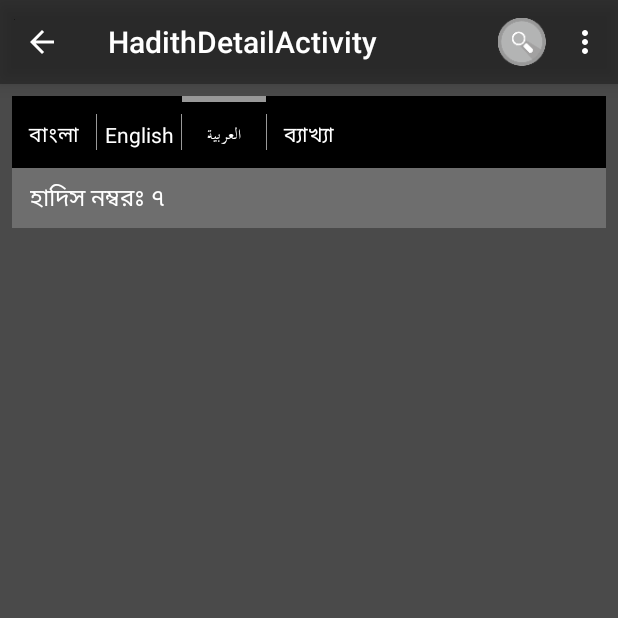
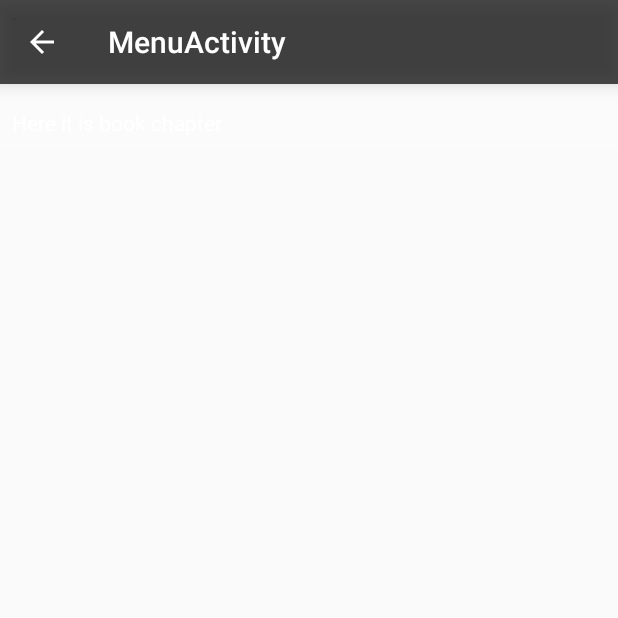
Before and after one commit to Apptitive/BanglaHadith, an Android app: the HadithDetailActivity screen opened directly, with no data from a screen before it, in the options menu, after a tap on "About Us", on a phone screen of 412 x 824 dp, the top half of it. Run offline under Robolectric (Android 15) with nearby library versions, the phone set to English and light mode, and no system bars.

Commit message:
add menu factory

```diff
--- a/app/src/main/AndroidManifest.xml
+++ b/app/src/main/AndroidManifest.xml
@@ -1,6 +1,6 @@
 <?xml version="1.0" encoding="utf-8"?>
 <manifest xmlns:android="http://schemas.android.com/apk/res/android"
-    package="com.hadithbd.banglahadith">
+    package="com.hadithbd.banglahadith" >
 
     <uses-permission android:name="android.permission.INTERNET" />
     <uses-permission android:name="android.permission.ACCESS_NETWORK_STATE" />
@@ -10,10 +10,10 @@
         android:allowBackup="true"
         android:icon="@android:drawable/dialog_frame"
         android:label="@string/app_name"
-        android:theme="@style/AppTheme">
+        android:theme="@style/AppTheme" >
         <activity
             android:name=".ui.MainActivity"
-            android:label="@string/app_name">
+            android:label="@string/app_name" >
             <intent-filter>
                 <action android:name="android.intent.action.MAIN" />
 
@@ -23,7 +23,7 @@
         <activity
             android:name=".ui.HadithDetailListActivity"
             android:label="@string/title_activity_hadith_detail_list"
-            android:parentActivityName=".ui.HadithListActivity">
+            android:parentActivityName=".ui.HadithListActivity" >
             <meta-data
                 android:name="android.support.PARENT_ACTIVITY"
                 android:value=".ui.HadithListActivity" />
@@ -31,29 +31,31 @@
         <activity
             android:name=".ui.HadithListActivity"
             android:label="@string/title_activity_hadith_list"
-            android:parentActivityName=".ui.MainActivity">
+            android:parentActivityName=".ui.MainActivity" >
             <meta-data
                 android:name="android.support.PARENT_ACTIVITY"
                 android:value=".ui.MainActivity" />
         </activity>
-
         <activity
             android:name=".ui.HadithDetailActivity"
             android:label="@string/title_activity_hadith_detail"
-            android:parentActivityName=".ui.HadithDetailListActivity">
+            android:parentActivityName=".ui.HadithDetailListActivity" >
             <meta-data
                 android:name="android.support.PARENT_ACTIVITY"
                 android:value=".ui.HadithDetailListActivity" />
         </activity>
-
         <activity
             android:name=".ui.BookChapterListActivity"
             android:label="@string/title_activity_book_chapter_list"
-            android:parentActivityName=".ui.MainActivity">
+            android:parentActivityName=".ui.MainActivity" >
             <meta-data
                 android:name="android.support.PARENT_ACTIVITY"
                 android:value=".ui.MainActivity" />
         </activity>
+        <activity
+            android:name=".ui.MenuActivity"
+            android:label="@string/title_activity_menu" >
+        </activity>
     </application>
 
 </manifest>
--- a/app/src/main/java/com/hadithbd/banglahadith/ui/BaseActivity.java
+++ b/app/src/main/java/com/hadithbd/banglahadith/ui/BaseActivity.java
@@ -1,18 +1,21 @@
 package com.hadithbd.banglahadith.ui;
 
+import android.content.Intent;
 import android.support.v7.app.ActionBarActivity;
-import android.util.Log;
 import android.view.Menu;
 import android.view.MenuItem;
 import android.widget.Toast;
 
 import com.hadithbd.banglahadith.R;
+import com.hadithbd.banglahadith.util.Constants;
 import com.hadithbd.banglahadith.util.Utils;
 
 /**
  * Created by Sharif on 2/28/2015.
  */
 public class BaseActivity extends ActionBarActivity {
+
+
 
     @Override
     public boolean onCreateOptionsMenu(Menu menu) {
@@ -22,18 +25,10 @@ public class BaseActivity extends ActionBarActivity {
 
     @Override
     public boolean onOptionsItemSelected(MenuItem item) {
-
-        switch (item.getItemId()) {
-            case R.id.action_search:
-                Log.e("TAG", "menu item is selected");
-                return true;
-            case R.id.action_latest_update:
-                openLatestUpdateActivity();
-                return true;
-            default:
-                return super.onOptionsItemSelected(item);
-        }
-
+        Intent intent = new Intent(this, MenuActivity.class);
+        intent.putExtra(Constants.MENU_ITEM_ID, item.getItemId());
+        startActivity(intent);
+        return super.onOptionsItemSelected(item);
     }
 
     private void openLatestUpdateActivity() {
--- /dev/null
+++ b/app/src/main/java/com/hadithbd/banglahadith/ui/MenuActivity.java
@@ -0,0 +1,50 @@
+package com.hadithbd.banglahadith.ui;
+
+import android.os.Bundle;
+import android.support.v4.app.FragmentTransaction;
+import android.support.v7.app.ActionBarActivity;
+import android.support.v7.widget.Toolbar;
+
+import com.hadithbd.banglahadith.R;
+import com.hadithbd.banglahadith.ui.fragments.MenuFactory;
+import com.hadithbd.banglahadith.util.Constants;
+
+public class MenuActivity extends ActionBarActivity {
+
+    private int mMenuId;
+
+    private Toolbar mToolbar;
+
+    @Override
+    protected void onCreate(Bundle savedInstanceState) {
+        super.onCreate(savedInstanceState);
+        setContentView(R.layout.activity_menu);
+
+        mToolbar = (Toolbar) findViewById(R.id.toolbar);
+
+        initMessageFromBundle();
+
+        initToolbar();
+
+        addMenuFragmentToThisLayout();
+
+    }
+
+    private void initToolbar() {
+        setSupportActionBar(mToolbar);
+        getSupportActionBar().setDisplayHomeAsUpEnabled(true);
+    }
+
+    private void addMenuFragmentToThisLayout() {
+        FragmentTransaction fragmentTransaction = getSupportFragmentManager().beginTransaction();
+        fragmentTransaction.replace(R.id.menu_content, MenuFactory.createMenuScreen(mMenuId));
+        fragmentTransaction.commit();
+    }
+
+    private void initMessageFromBundle() {
+        Bundle data = getIntent().getExtras();
+        if (data!=null){
+            mMenuId = data.getInt(Constants.MENU_ITEM_ID);
+        }
+    }
+}
--- /dev/null
+++ b/app/src/main/java/com/hadithbd/banglahadith/ui/fragments/AboutUsFragment.java
@@ -0,0 +1,25 @@
+package com.hadithbd.banglahadith.ui.fragments;
+
+import android.os.Bundle;
+import android.support.annotation.Nullable;
+import android.support.v4.app.Fragment;
+import android.view.LayoutInflater;
+import android.view.View;
+import android.view.ViewGroup;
+
+import com.hadithbd.banglahadith.R;
+
+/**
+ * Created by Sharif on 2/28/2015.
+ */
+public class AboutUsFragment extends Fragment {
+    @Override
+    public View onCreateView(LayoutInflater inflater, @Nullable ViewGroup container, @Nullable Bundle savedInstanceState) {
+        return inflater.inflate(R.layout.book_chapter_list_item, container, false);
+    }
+
+    @Override
+    public void onViewCreated(View view, @Nullable Bundle savedInstanceState) {
+        super.onViewCreated(view, savedInstanceState);
+    }
+}
--- /dev/null
+++ b/app/src/main/java/com/hadithbd/banglahadith/ui/fragments/MenuFactory.java
@@ -0,0 +1,31 @@
+package com.hadithbd.banglahadith.ui.fragments;
+
+import android.support.v4.app.Fragment;
+
+import com.hadithbd.banglahadith.R;
+
+/**
+ * Created by Sharif on 2/28/2015.
+ */
+public class MenuFactory {
+
+    public static Fragment createMenuScreen(int menuId) {
+
+        Fragment fragment = null;
+
+        if (menuId == R.id.action_settings) {
+
+        } else if (menuId == R.id.action_about_us) {
+            fragment = new AboutUsFragment();
+        } else if (menuId == R.id.action_favorite) {
+
+        } else if (menuId == R.id.action_data_sync) {
+
+        } else if (menuId == R.id.action_donation) {
+
+        } else if (menuId == R.id.action_latest_update) {
+
+        }
+        return fragment;
+    }
+}
--- a/app/src/main/java/com/hadithbd/banglahadith/util/Constants.java
+++ b/app/src/main/java/com/hadithbd/banglahadith/util/Constants.java
@@ -10,4 +10,6 @@ public class Constants {
     public static final String FONT_NAME_BANGLA = "solaimanlipinormal.ttf";
 
     public static final String FONT_NAME_ARABIC = "a_nefel_adeti.ttf";
+
+    public static final String MENU_ITEM_ID = "menu_item_id";
 }
--- /dev/null
+++ b/app/src/main/res/layout/activity_menu.xml
@@ -0,0 +1,17 @@
+<LinearLayout xmlns:android="http://schemas.android.com/apk/res/android"
+    xmlns:tools="http://schemas.android.com/tools"
+    android:layout_width="match_parent"
+    android:layout_height="match_parent"
+    android:orientation="vertical"
+    tools:context="com.hadithbd.banglahadith.ui.MenuActivity">
+
+    <include
+        android:id="@+id/toolbar"
+        layout="@layout/toolbar" />
+
+    <FrameLayout
+        android:id="@+id/menu_content"
+        android:layout_width="match_parent"
+        android:layout_height="match_parent" />
+
+</LinearLayout>
--- a/app/src/main/res/values/strings.xml
+++ b/app/src/main/res/values/strings.xml
@@ -21,4 +21,5 @@
     <string name="action_donation">Donation</string>
     <string name="action_latest_update">Latest Update</string>
     <string name="text_internet_connection_failed">Internet connection is not available right now, please try again later.</string>
+    <string name="title_activity_menu">MenuActivity</string>
 </resources>
```
